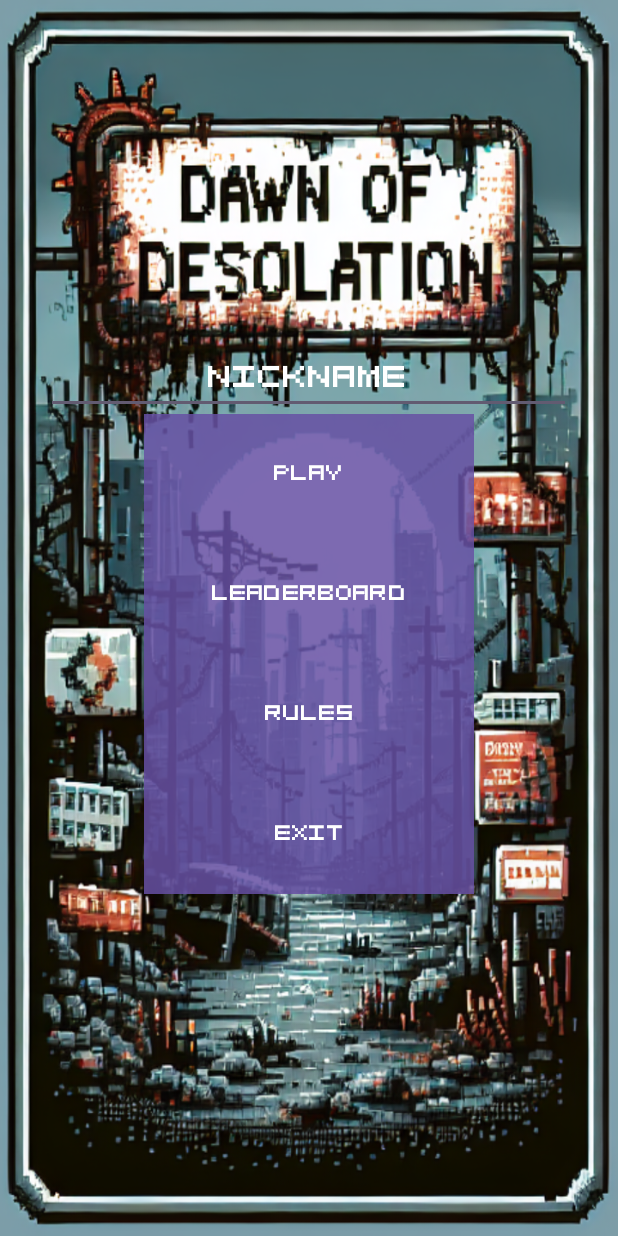
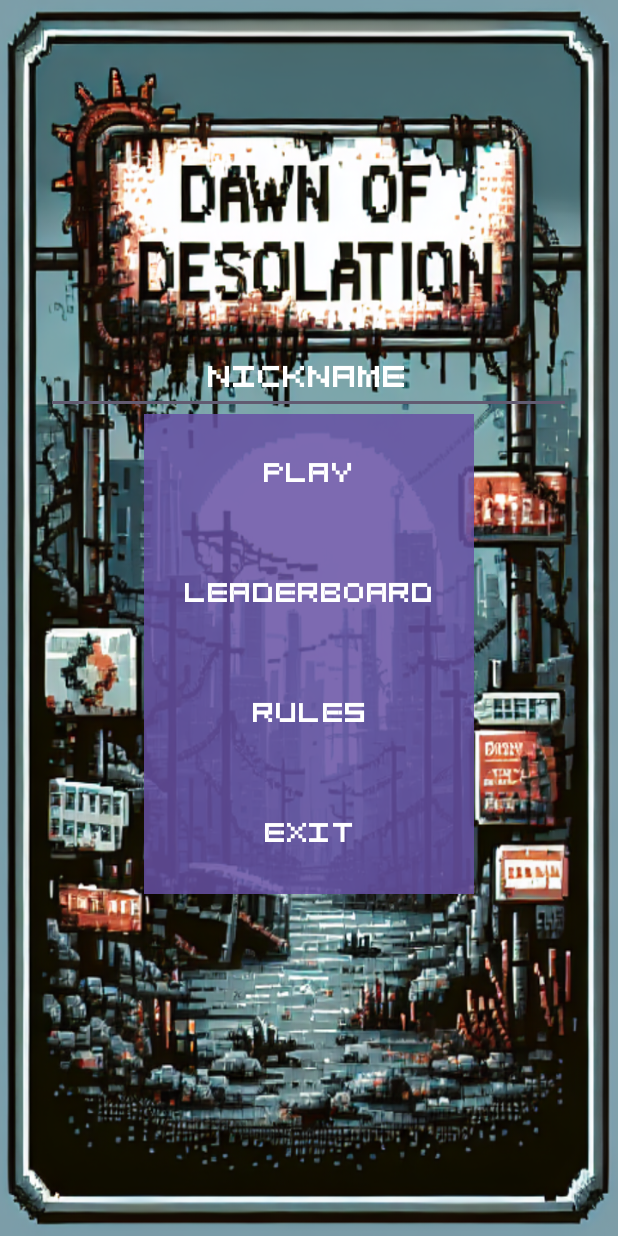
Before and after one commit to Baelana3301/Game_Android, an Android app: the layout activity_main.xml on its own in the app's theme, with its tools: preview values and no code run, on a phone screen of 412 x 824 dp. Run offline under Robolectric (Android 15) with nearby library versions, the phone set to English and light mode, and no system bars.

Commit message:
фФФФФФФФФ2

```diff
--- a/app/src/main/res/layout/activity_main.xml
+++ b/app/src/main/res/layout/activity_main.xml
@@ -1,5 +1,6 @@
 <?xml version="1.0" encoding="utf-8"?>
 <LinearLayout
+    android:id="@+id/main"
     xmlns:android="http://schemas.android.com/apk/res/android"
     android:layout_width="match_parent"
     android:layout_height="match_parent"
@@ -26,6 +27,7 @@
         android:layout_width="220dp"
         android:layout_height="80dp"
         android:background="#D91A2C8E"
+        android:textSize="18dp"
         android:text="@string/button_name"
         />
 
@@ -34,6 +36,7 @@
         android:layout_width="220dp"
         android:layout_height="80dp"
         android:background="#D91A2C8E"
+        android:textSize="18dp"
         android:text="@string/button_name1"
         />
 
@@ -42,6 +45,7 @@
         android:layout_width="220dp"
         android:layout_height="80dp"
         android:background="#D91A2C8E"
+        android:textSize="18dp"
         android:text="@string/button_name2"
         />
 
@@ -50,6 +54,7 @@
         android:layout_width="220dp"
         android:layout_height="80dp"
         android:background="#D91A2C8E"
+        android:textSize="18dp"
         android:text="@string/button_name3"
         />
 
```
